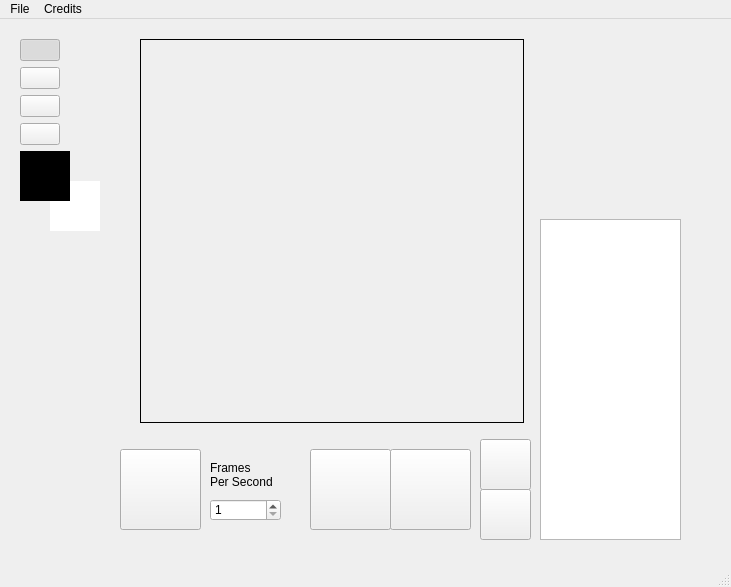
This is PixelEditor/mainwindow.ui in University-of-Utah-CS3505/a7-sprite-editor-s22-Anudlok as Qt 5 draws it before an edit. The edited form follows.
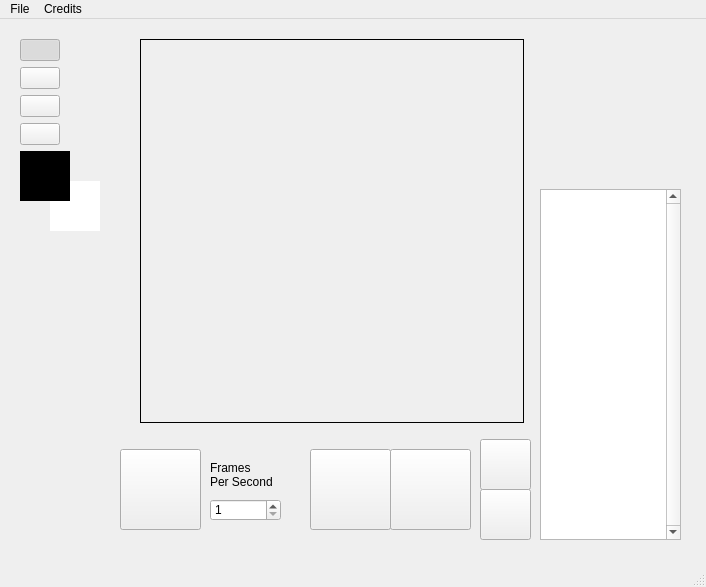
This is the edited form. Icons and pictures are not drawn.

What changed in the file:
```diff
--- a/PixelEditor/mainwindow.ui
+++ b/PixelEditor/mainwindow.ui
@@ -6,7 +6,7 @@
    <rect>
     <x>0</x>
     <y>0</y>
-    <width>731</width>
+    <width>706</width>
     <height>587</height>
    </rect>
   </property>
@@ -298,9 +298,9 @@
     <property name="geometry">
      <rect>
       <x>540</x>
-      <y>200</y>
+      <y>170</y>
       <width>141</width>
-      <height>321</height>
+      <height>351</height>
      </rect>
     </property>
     <property name="sizePolicy">
@@ -315,6 +315,9 @@
     <property name="accessibleName">
      <string>Frame List</string>
     </property>
+    <property name="verticalScrollBarPolicy">
+     <enum>Qt::ScrollBarAlwaysOn</enum>
+    </property>
    </widget>
    <widget class="QLabel" name="editDrawingWindow">
     <property name="geometry">
@@ -540,7 +543,7 @@
     <rect>
      <x>0</x>
      <y>0</y>
-     <width>731</width>
+     <width>706</width>
      <height>21</height>
     </rect>
    </property>
```
